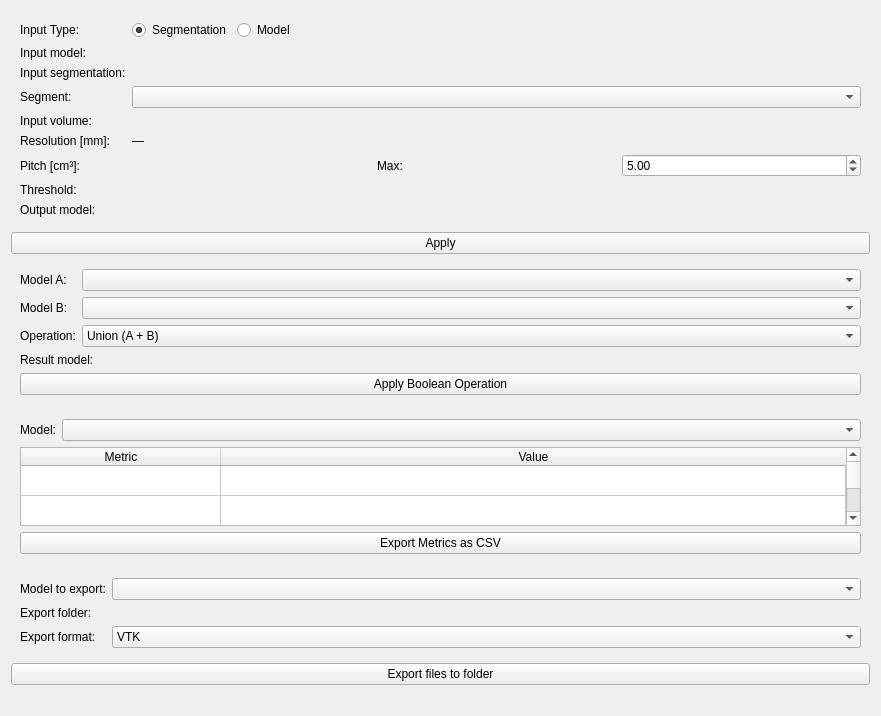
DomenicoRiggio/SlicerModelsVoxelization, file Voxelization/Resources/UI/Voxelization.ui: the form before one commit.
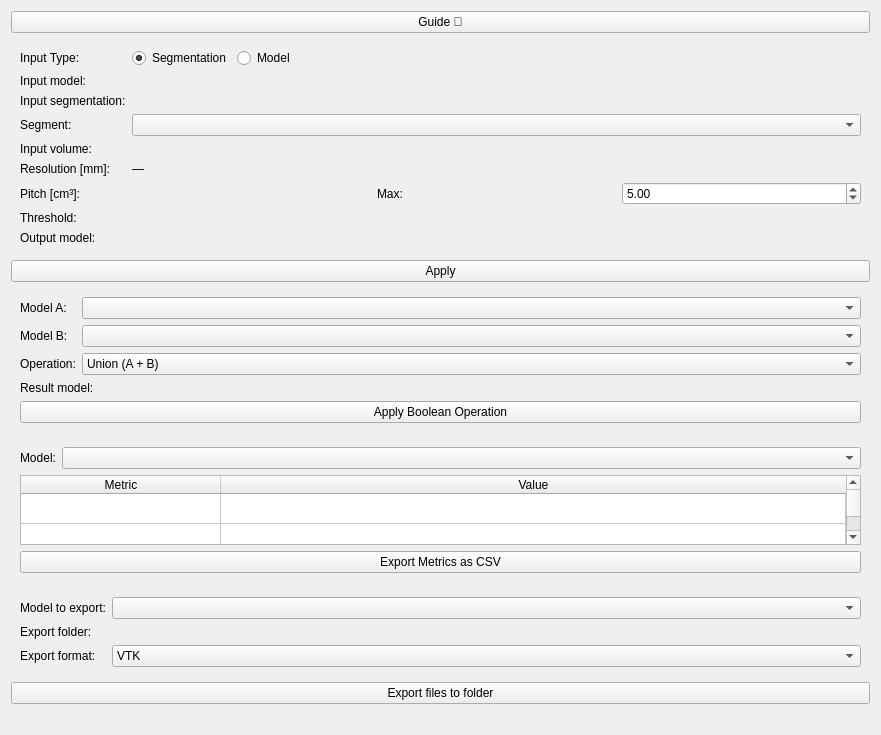
The form after the commit. Custom widgets are drawn as their Qt base class.

Commit message: Add guide dialog, fix some bugs

```diff
--- a/Voxelization/Resources/UI/Voxelization.ui
+++ b/Voxelization/Resources/UI/Voxelization.ui
@@ -12,6 +12,18 @@
   </property>
   <layout class="QVBoxLayout" name="verticalLayout">
 
+   <!-- GUIDE BUTTON -->
+   <item>
+    <widget class="QPushButton" name="guideButton">
+     <property name="text">
+      <string>Guide 📖</string>
+     </property>
+     <property name="toolTip">
+      <string>Open the user guide for this extension.</string>
+     </property>
+    </widget>
+   </item>
+
    <!-- INPUTS SECTION -->
    <item>
     <widget class="ctkCollapsibleButton" name="inputsCollapsibleButton" native="true">
```
The commit also changes 6 other files.
